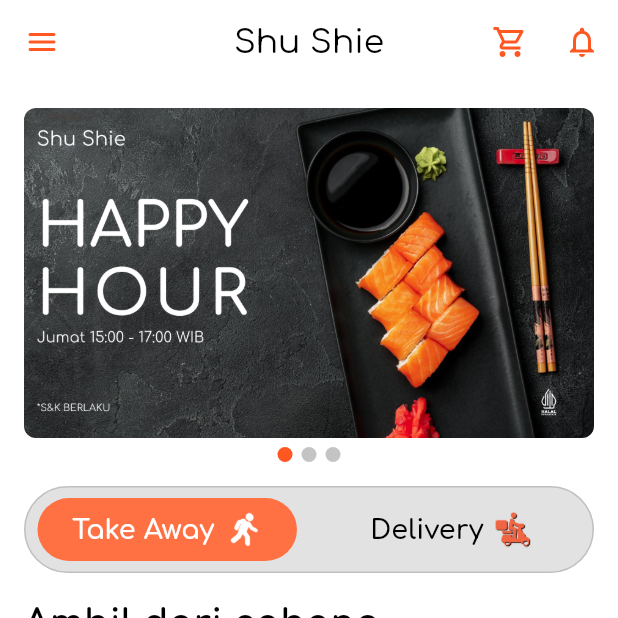
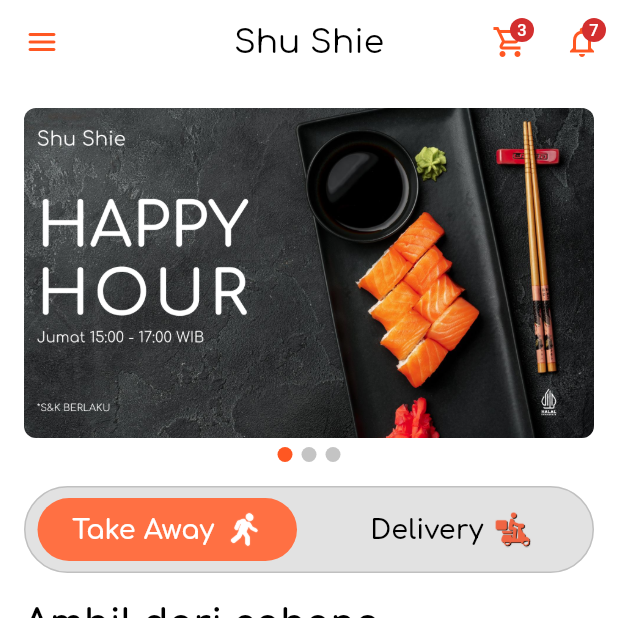
Before and after one commit to AlphaByte-RedTeam/sushi_app, a Flutter app: the Home screen opened by its route, after a tap on the "menu" icon, on a phone screen of 412 x 824 dp, the top half of it. Run offline on Flutter 3.47's test engine with Material 3 defaults, Android fonts, the phone set to English and light mode, and no system bars; drawn by our look-alikes of banner_carousel, chips_choice, multi_dropdown; our stand-ins replace flutter_dotenv, flutter_signin_button, flutter_svg, gap, google_fonts, money_formatter and 1 more; accounts and stored records are empty.

Commit message:
add badge

```diff
--- a/lib/pages/home.dart
+++ b/lib/pages/home.dart
@@ -6,6 +6,7 @@ import 'package:gap/gap.dart';
 import 'package:google_fonts/google_fonts.dart';
 import 'package:multi_dropdown/multiselect_dropdown.dart';
 import 'package:sushi_app/helper/supabase_helper.dart';
+import 'package:sushi_app/pages/cart.dart';
 import 'package:sushi_app/pages/menu_details.dart';
 import 'package:sushi_app/ui/card/menu.dart';
 
@@ -67,8 +68,25 @@ class _HomeState extends State<Home> {
       appBar: AppBar(
         actions: [
           IconButton(
-            icon: const Icon(Icons.shopping_cart_outlined),
-            onPressed: () {},
+            icon: const Badge(
+              label: Text(
+                '3',
+                style: TextStyle(
+                  color: Colors.white,
+                ),
+              ),
+              child: Icon(
+                Icons.shopping_cart_outlined,
+              ),
+            ),
+            onPressed: () {
+              Navigator.push(
+                context,
+                MaterialPageRoute(
+                  builder: (context) => const Cart(),
+                ),
+              );
+            },
             style: ButtonStyle(
               iconColor: MaterialStateColor.resolveWith(
                 (states) => Colors.deepOrange,
@@ -76,7 +94,17 @@ class _HomeState extends State<Home> {
             ),
           ),
           IconButton(
-            icon: const Icon(Icons.notifications_none_outlined),
+            icon: const Badge(
+              label: Text(
+                '7',
+                style: TextStyle(
+                  color: Colors.white,
+                ),
+              ),
+              child: Icon(
+                Icons.notifications_outlined,
+              ),
+            ),
             onPressed: () {},
             style: ButtonStyle(
               iconColor: MaterialStateColor.resolveWith(
@@ -88,7 +116,7 @@ class _HomeState extends State<Home> {
         leading: IconButton(
           icon: const Icon(Icons.menu_rounded),
           onPressed: () {
-            Drawer();
+            const Drawer();
           },
           style: ButtonStyle(
             iconColor: MaterialStateColor.resolveWith(
```
